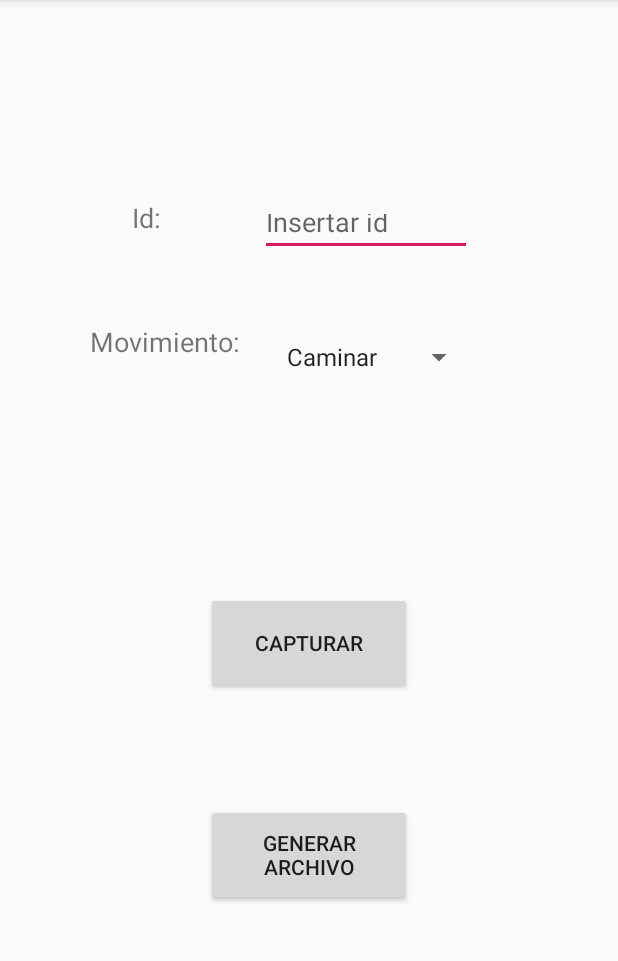
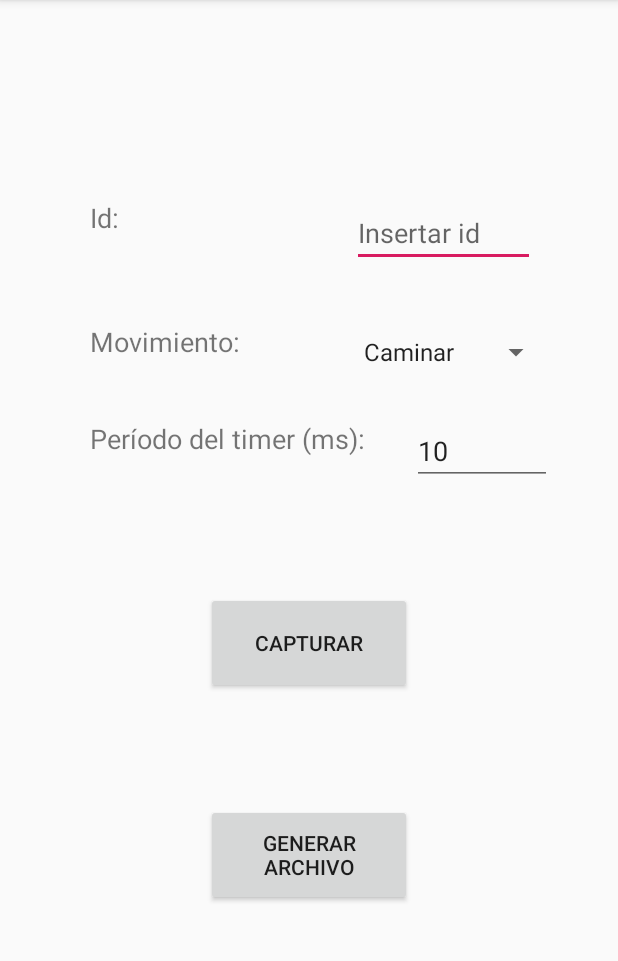
Before and after one commit to CateRios/DeteccionDeCaidas, an Android app: the screen it shows after launch (MainActivity), on a phone screen of 412 x 824 dp, the part 84-1045 px from its top. Run offline under Robolectric (Android 15) with nearby library versions, the phone set to English and light mode, and no system bars; our stand-ins replace Room's generated code; libraries missing offline, so code that uses them is left out: com.ajts.androidmads.

Commit message:
Añadida columna "periodo" a la tabla movimientos. Añadido campo para seleccionar el periodo dle timer en el layout. Actualizada versión de la base de datos para que la app deje de cerrarse al capturar.

```diff
--- a/app/build.gradle
+++ b/app/build.gradle
@@ -7,8 +7,8 @@ android {
         applicationId "com.example.detecciondecaidas"
         minSdkVersion 19
         targetSdkVersion 29
-        versionCode 1
-        versionName "1.0"
+        versionCode 2
+        versionName "1.2"
         testInstrumentationRunner "androidx.test.runner.AndroidJUnitRunner"
     }
     buildTypes {
--- a/app/src/main/AndroidManifest.xml
+++ b/app/src/main/AndroidManifest.xml
@@ -3,6 +3,7 @@
     package="com.example.detecciondecaidas">
 
     <application
+        android:requestLegacyExternalStorage="true"
         android:allowBackup="true"
         android:icon="@mipmap/ic_launcher"
         android:label="@string/app_name"
--- a/app/src/main/java/com/example/detecciondecaidas/modelo/AppDatabase.java
+++ b/app/src/main/java/com/example/detecciondecaidas/modelo/AppDatabase.java
@@ -3,7 +3,7 @@ package com.example.detecciondecaidas.modelo;
 import androidx.room.Database;
 import androidx.room.RoomDatabase;
 
-@Database(entities = {Movimiento.class, Captura.class}, version = 1)
+@Database(entities = {Movimiento.class, Captura.class}, version = 2)
 public abstract class AppDatabase extends RoomDatabase {
 
     public abstract MovimientoDao movimientoDao();
--- a/app/src/main/java/com/example/detecciondecaidas/modelo/Model.java
+++ b/app/src/main/java/com/example/detecciondecaidas/modelo/Model.java
@@ -17,6 +17,7 @@ import java.text.SimpleDateFormat;
 import java.util.Calendar;
 import java.util.Date;
 import java.util.Timer;
+import java.util.TimerTask;
 import java.util.concurrent.Executor;
 import java.util.concurrent.Executors;
 
@@ -44,12 +45,13 @@ public class Model extends AppCompatActivity implements ModelInterface, SensorEv
     public String passedId, passedMov;
     //public String location;
     public int indice;
+    public int periodo;
 
 
     private Model(){
         appMediator = AppMediator.getInstance();
         executor = Executors.newSingleThreadExecutor();
-        db = Room.databaseBuilder(appMediator.getApplicationContext(), AppDatabase.class, "MovimientosCapturados").build();
+        db = Room.databaseBuilder(appMediator.getApplicationContext(), AppDatabase.class, "MovimientosCapturados").fallbackToDestructiveMigration().build();
         dateFormat = new SimpleDateFormat("HH:mm:ss:SSS");
     }
 
@@ -75,22 +77,22 @@ public class Model extends AppCompatActivity implements ModelInterface, SensorEv
                 insertMovToDatabase();
             }
         });
-        /*timer = new Timer();
+        timer = new Timer();
         TimerTask insertData = new TimerTask() {
             @Override
             public void run() {
                 insertCapturaToDatabase(tmpID, orientationAngles, acelerometterMatrix, giroscopeMatrix);
             }
         };
-        timer.scheduleAtFixedRate(insertData, 0, 10);*/
-
+        timer.scheduleAtFixedRate(insertData, 10, this.periodo);
     }
 
     @Override
-    public void getMovementData(String id, String movimiento, int indice){
+    public void getMovementData(String id, String movimiento, int indice, int periodo){
         this.passedId = id;
         this.passedMov = movimiento;
         this.indice = indice;
+        this.periodo = periodo;
     }
 
 
@@ -113,12 +115,12 @@ public class Model extends AppCompatActivity implements ModelInterface, SensorEv
         SensorManager.getOrientation(rotationMatrix, orientationAngles);
 
         //Insertar datos
-        executor.execute(new Runnable() {
+        /*executor.execute(new Runnable() {
             @Override
             public void run() {
                 insertCapturaToDatabase(tmpID, orientationAngles, acelerometterMatrix, giroscopeMatrix);
             }
-        });
+        });*/
 
     }
 
@@ -131,6 +133,7 @@ public class Model extends AppCompatActivity implements ModelInterface, SensorEv
                 Movimiento tmp = new Movimiento();
                 tmp.idUser = passedId;
                 tmp.tipoMovimiento = passedMov;
+                tmp.periodo = this.periodo;
                 Date date  = Calendar.getInstance().getTime();
                 tmp.fecha = "" + date;
                 tmpID = db.movimientoDao().insert(tmp);
@@ -203,7 +206,7 @@ public class Model extends AppCompatActivity implements ModelInterface, SensorEv
     @Override
     public void endSensorDataRecollection(){
         sensorManager.unregisterListener(this);
-        //timer.cancel();
+        timer.cancel();
     }
 
 
--- a/app/src/main/java/com/example/detecciondecaidas/modelo/ModelInterface.java
+++ b/app/src/main/java/com/example/detecciondecaidas/modelo/ModelInterface.java
@@ -8,7 +8,7 @@ public interface ModelInterface {
 
     public void endSensorDataRecollection();
 
-    void getMovementData(String id, String movimiento, int indice);
+    void getMovementData(String id, String movimiento, int indice, int periodo);
 
     void insertMovToDatabase();
 
--- a/app/src/main/java/com/example/detecciondecaidas/modelo/Movimiento.java
+++ b/app/src/main/java/com/example/detecciondecaidas/modelo/Movimiento.java
@@ -16,6 +16,9 @@ public class Movimiento {
     @ColumnInfo(name = "tipo_movimiento")
     public String tipoMovimiento;
 
+    @ColumnInfo(name = "periodo")
+    public int periodo;
+
     @ColumnInfo(name = "fecha")
     public String fecha;
 }
--- a/app/src/main/java/com/example/detecciondecaidas/presentador/MainPresenter.java
+++ b/app/src/main/java/com/example/detecciondecaidas/presentador/MainPresenter.java
@@ -16,8 +16,8 @@ public class MainPresenter implements MainPresenterInterface {
     }
 
     @Override
-    public void passDataToModel(String id, String movimiento, int indice){
-        model.getMovementData(id, movimiento, indice);
+    public void passDataToModel(String id, String movimiento, int indice, int periodo){
+        model.getMovementData(id, movimiento, indice, periodo);
     }
 
     @Override
--- a/app/src/main/java/com/example/detecciondecaidas/presentador/MainPresenterInterface.java
+++ b/app/src/main/java/com/example/detecciondecaidas/presentador/MainPresenterInterface.java
@@ -8,7 +8,7 @@ public interface MainPresenterInterface {
 
     public void endSensorDataRecollection();
 
-    void passDataToModel(String id, String movimiento, int indice);
+    void passDataToModel(String id, String movimiento, int indice, int periodo);
 
     String generateFile(Context context);
 
--- a/app/src/main/java/com/example/detecciondecaidas/vista/MainActivity.java
+++ b/app/src/main/java/com/example/detecciondecaidas/vista/MainActivity.java
@@ -27,6 +27,7 @@ public class MainActivity extends AppCompatActivity implements MainActivityInter
     Timer buttonTimer;
     Toast initToast, endToast, checkIdToast, locationToast;
     EditText editId;
+    EditText editPeriod;
 
     private MainPresenterInterface presenter;
     private AppMediator appMediator;
@@ -53,11 +54,12 @@ public class MainActivity extends AppCompatActivity implements MainActivityInter
         buttonTimer = new Timer();
         movTypeSelector = findViewById(R.id.movTypeSelector);
         mp = MediaPlayer.create(this, R.raw.sample);
+        editPeriod = findViewById(R.id.editPeriod);
 
         //Create toast
         initToast = Toast.makeText(this, "Iniciando captura de movimientos", Toast.LENGTH_SHORT);
         endToast = Toast.makeText(this, "Captura de movimientos finalizada", Toast.LENGTH_SHORT);
-        checkIdToast = Toast.makeText(this, "El campo id no puede estar vacío", Toast.LENGTH_SHORT);
+        checkIdToast = Toast.makeText(this, "Los campos no pueden estar vacíos", Toast.LENGTH_SHORT);
     }
 
     @Override
@@ -76,12 +78,13 @@ public class MainActivity extends AppCompatActivity implements MainActivityInter
             //Obtener datos del movimiento
             String id = this.editId.getText().toString();
             String movimiento = this.movTypeSelector.getSelectedItem().toString();
+            String periodo = editPeriod.getText().toString();
             int indice = movTypeSelector.getSelectedItemPosition();
             //Comprobar que campo Id no está vacío
-            if(!id.isEmpty()){
+            if(!id.isEmpty() && !periodo.isEmpty()){
                 button.setEnabled(false);
                 //Pasar datos del movimiento al modelo
-                presenter.passDataToModel(id, movimiento, indice);
+                presenter.passDataToModel(id, movimiento, indice, Integer.parseInt(periodo));
                 try {
                     Thread.sleep(2000);
                 } catch (InterruptedException e) {
--- a/app/src/main/res/layout/activity_main.xml
+++ b/app/src/main/res/layout/activity_main.xml
@@ -12,7 +12,7 @@
         android:id="@+id/idTextView"
         android:layout_width="50dp"
         android:layout_height="26dp"
-        android:layout_marginStart="88dp"
+        android:layout_marginStart="60dp"
         android:text="Id: "
         android:textSize="18dp"
         app:layout_constraintBottom_toTopOf="@+id/button"
@@ -22,17 +22,17 @@
 
     <EditText
         android:id="@+id/editId"
-        android:layout_width="141dp"
-        android:layout_height="38dp"
+        android:layout_width="122dp"
+        android:layout_height="45dp"
         android:ems="10"
         android:hint="Insertar id"
         android:inputType="textPersonName"
         app:layout_constraintBottom_toTopOf="@+id/button"
         app:layout_constraintEnd_toEndOf="parent"
-        app:layout_constraintHorizontal_bias="0.265"
+        app:layout_constraintHorizontal_bias="0.692"
         app:layout_constraintStart_toEndOf="@+id/idTextView"
         app:layout_constraintTop_toTopOf="parent"
-        app:layout_constraintVertical_bias="0.372" />
+        app:layout_constraintVertical_bias="0.379" />
 
     <TextView
         android:id="@+id/sensorTypeTextView"
@@ -55,10 +55,10 @@
         android:entries="@array/mov_type_array"
         app:layout_constraintBottom_toTopOf="@+id/button"
         app:layout_constraintEnd_toEndOf="parent"
-        app:layout_constraintHorizontal_bias="0.198"
+        app:layout_constraintHorizontal_bias="0.63"
         app:layout_constraintStart_toEndOf="@+id/sensorTypeTextView"
         app:layout_constraintTop_toBottomOf="@+id/editId"
-        app:layout_constraintVertical_bias="1.0" />
+        app:layout_constraintVertical_bias="0.928" />
 
     <Button
         android:id="@+id/button"
@@ -85,4 +85,32 @@
         app:layout_constraintTop_toBottomOf="@+id/button"
         app:layout_constraintVertical_bias="0.074" />
 
+    <TextView
+        android:id="@+id/periodTextView"
+        android:layout_width="189dp"
+        android:layout_height="26dp"
+        android:layout_marginStart="16dp"
+        android:layout_marginTop="40dp"
+        android:text="Período del timer (ms):"
+        android:textSize="18dp"
+        app:layout_constraintBottom_toTopOf="@+id/button"
+        app:layout_constraintEnd_toEndOf="parent"
+        app:layout_constraintHorizontal_bias="0.213"
+        app:layout_constraintStart_toStartOf="parent"
+        app:layout_constraintTop_toBottomOf="@+id/sensorTypeTextView"
+        app:layout_constraintVertical_bias="0.0" />
+
+    <EditText
+        android:id="@+id/editPeriod"
+        android:layout_width="93dp"
+        android:layout_height="44dp"
+        android:layout_marginTop="28dp"
+        android:ems="10"
+        android:inputType="number"
+        android:text="10"
+        app:layout_constraintEnd_toEndOf="parent"
+        app:layout_constraintHorizontal_bias="0.362"
+        app:layout_constraintStart_toEndOf="@+id/periodTextView"
+        app:layout_constraintTop_toBottomOf="@+id/movTypeSelector" />
+
 </androidx.constraintlayout.widget.ConstraintLayout>
```
